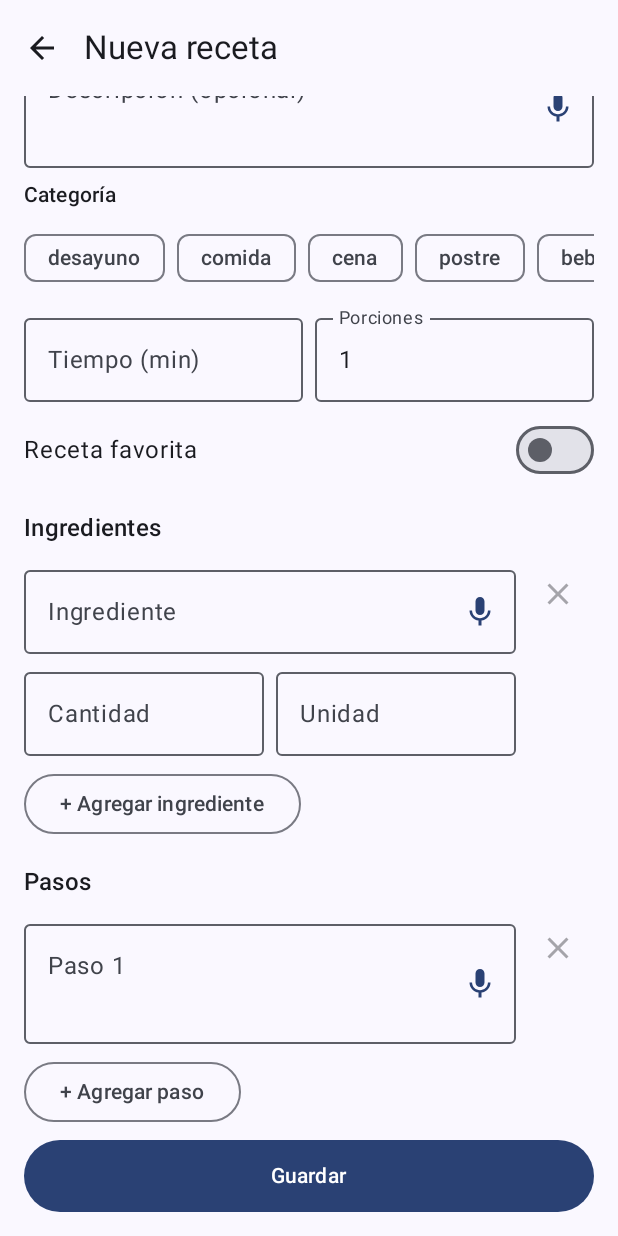
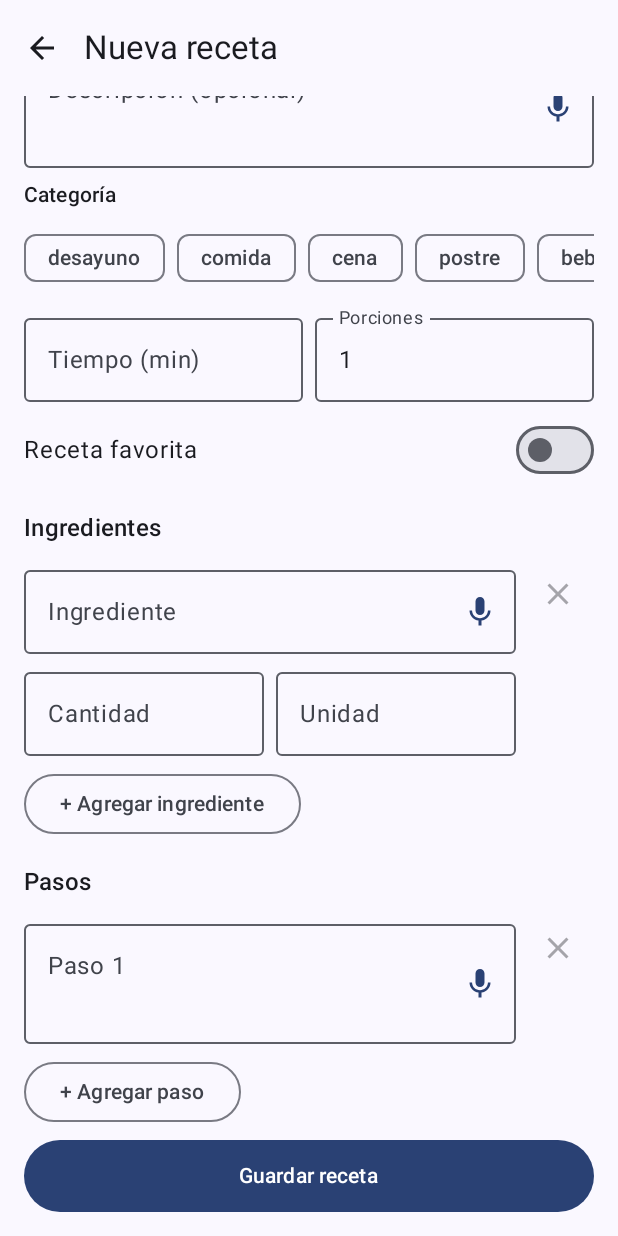
Before and after one commit to PerezAndres30/App-Recetario, an Android app built with Jetpack Compose: the formulario screen opened through its navigation route, scrolled down 128 dp, on a phone screen of 412 x 824 dp. Run offline under Robolectric (Android 15) with nearby library versions, the phone set to English and light mode, and no system bars; our stand-ins replace Dagger/Hilt's generated code.

Commit message:
Diferenciar etiquetas del botón principal en modos crear y editar receta

```diff
--- a/app/src/main/java/com/perezgomez/recetario/presentation/screens/FormScreen.kt
+++ b/app/src/main/java/com/perezgomez/recetario/presentation/screens/FormScreen.kt
@@ -404,7 +404,7 @@ fun FormContent(
                 if (state.guardando) {
                     CircularProgressIndicator(modifier = Modifier.size(20.dp), strokeWidth = 2.dp)
                 } else {
-                    Text("Guardar")
+                    Text(if (state.esEdicion) "Guardar cambios" else "Guardar receta")
                 }
             }
         }
```
